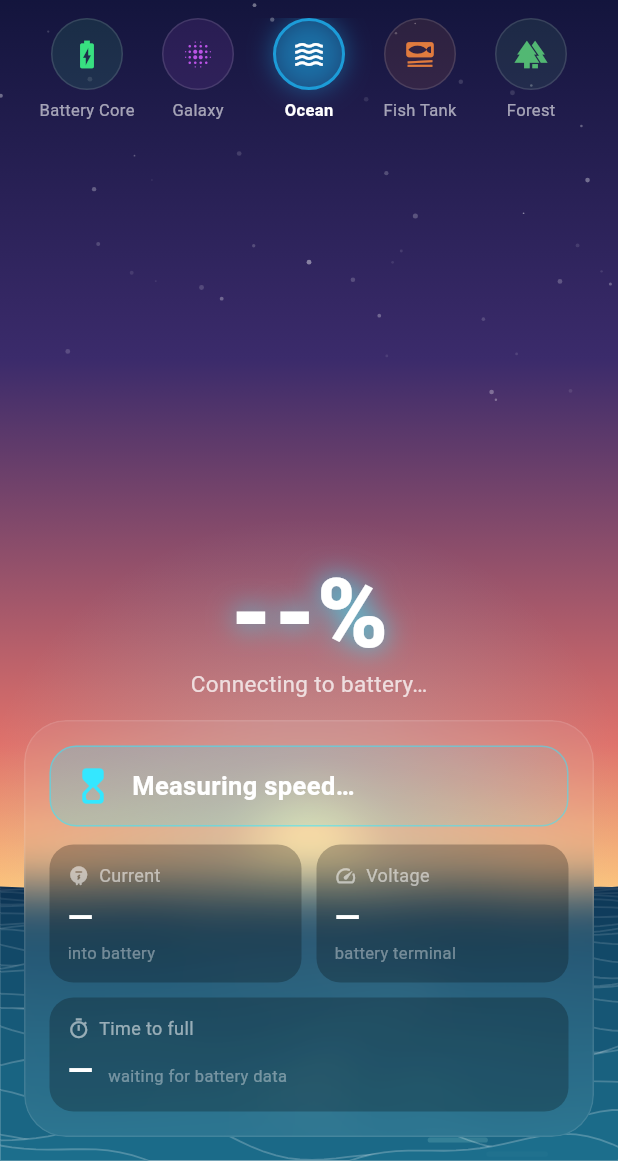
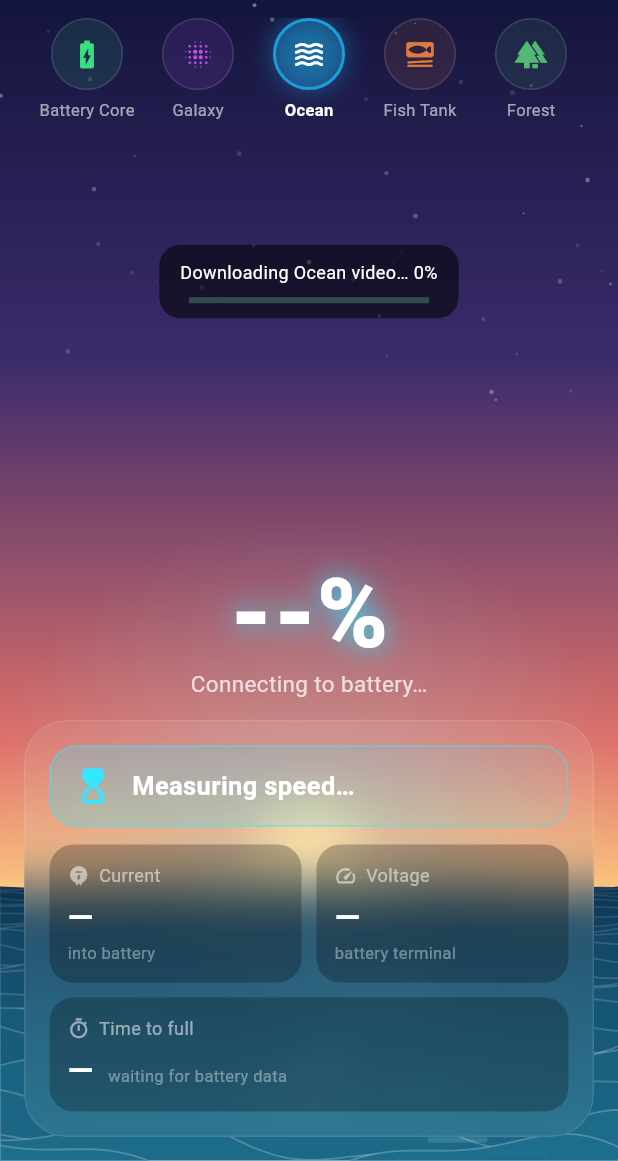
Before and after one commit to kshinann/Wifi-Manager-, a Flutter app: the screen it shows after launch, after a tap on "LIVE", after a tap on "DEMO", after a tap on "Ocean", on a phone screen of 412 x 824 dp, the part 75-1236 px from its top. Run offline on Flutter 3.47's test engine with Material 3 defaults, Android fonts, the phone set to English and light mode, and no system bars; our stand-ins replace shared_preferences, video_player.

Commit message:
Play real stock video for the 10 scene themes
Ocean, Fish Tank, Forest, Aurora, Lava Lamp, Snow Globe, Planet, Neon
City, Rainy Window and Volcano now play real footage from Pexels,
downloaded on first use and cached for offline playback. Playback speed
follows charging power, and an overlay draws a glow rising to the battery
level plus energy motes while charging. The drawn scene shows while the
clip downloads or if it can't.

Clips are found by search query and can be pinned by Pexels ID or replaced
with a self-hosted URL in lib/video/scene_videos.dart. The API key is
passed with --dart-define=PEXELS_API_KEY.

Co-Authored-By: Claude Opus 5.5 <noreply@anthropic.com>
Claude-Session: https://claude.ai/code/session_01Pyv6HyjFwA6EqukwYjknBK

```diff
--- a/lib/ui/charging_screen.dart
+++ b/lib/ui/charging_screen.dart
@@ -13,6 +13,8 @@ import '../models/battery_reading.dart';
 import '../services/auto_launch_service.dart';
 import '../services/battery_service.dart';
 import '../services/charge_analyzer.dart';
+import '../video/video_cache.dart';
+import '../video/video_scene.dart';
 import 'auto_launch_sheet.dart';
 import 'formatting.dart';
 import 'setup_wizard.dart';
@@ -32,6 +34,8 @@ class _ChargingScreenState extends State<ChargingScreen>
 
   final _analyzer = ChargeAnalyzer();
   final _autoLaunch = AutoLaunchService();
+  final _videoCache = VideoCache();
+  final _credit = ValueNotifier<SceneCredit?>(null);
   final _frame = ValueNotifier(ArtFrame.initial);
   late final Ticker _ticker;
   StreamSubscription<BatteryReading>? _sub;
@@ -63,6 +67,7 @@ class _ChargingScreenState extends State<ChargingScreen>
     _ticker.dispose();
     _sub?.cancel();
     _frame.dispose();
+    _credit.dispose();
     super.dispose();
   }
 
@@ -173,10 +178,12 @@ class _ChargingScreenState extends State<ChargingScreen>
               child: RepaintBoundary(
                 child: AnimatedSwitcher(
                   duration: const Duration(milliseconds: 450),
-                  child: CustomPaint(
+                  child: ArtBackground(
                     key: ValueKey(_style),
-                    painter: _style.painter(_frame),
-                    size: Size.infinite,
+                    style: _style,
+                    frame: _frame,
+                    cache: _videoCache,
+                    credit: _credit,
                   ),
                 ),
               ),
@@ -197,6 +204,22 @@ class _ChargingScreenState extends State<ChargingScreen>
                   ),
                   const SizedBox(height: 6),
                   _StylePicker(selected: _style, onSelected: _setStyle),
+                  // Pexels asks for the videographer to be credited.
+                  ValueListenableBuilder<SceneCredit?>(
+                    valueListenable: _credit,
+                    builder: (context, credit, _) => credit == null || credit.style != _style
+                        ? const SizedBox.shrink()
+                        : Padding(
+                            padding: const EdgeInsets.only(top: 2),
+                            child: Text(
+                              credit.text,
+                              style: TextStyle(
+                                color: Colors.white.withValues(alpha: 0.55),
+                                fontSize: 10,
+                              ),
+                            ),
+                          ),
+                  ),
                   const Spacer(),
                   IgnorePointer(child: _LevelReadout(snapshot: s, color: cls.color)),
                   const SizedBox(height: 14),
--- /dev/null
+++ b/lib/video/scene_videos.dart
@@ -0,0 +1,33 @@
+import '../art/art_style.dart';
+
+/// Where a scene's video comes from. Resolution order: [url], then the
+/// Pexels clip [pexelsId], then the top portrait result for [query].
+///
+/// After reviewing the clips the app picked, pin each one with [pexelsId]
+/// (shown in the credit line) so every user sees the same video. For a large
+/// release, host the files yourself and set [url] instead, which also takes
+/// the Pexels API out of the picture.
+class SceneVideo {
+  const SceneVideo({required this.query, this.pexelsId, this.url});
+
+  final String query;
+  final int? pexelsId;
+  final String? url;
+}
+
+const sceneVideos = <ArtStyle, SceneVideo>{
+  ArtStyle.ocean: SceneVideo(query: 'ocean waves sunset'),
+  ArtStyle.fishTank: SceneVideo(query: 'aquarium fish'),
+  ArtStyle.forest: SceneVideo(query: 'forest sunlight trees'),
+  ArtStyle.aurora: SceneVideo(query: 'aurora borealis'),
+  ArtStyle.lavaLamp: SceneVideo(query: 'lava lamp'),
+  ArtStyle.snowGlobe: SceneVideo(query: 'snow falling night'),
+  ArtStyle.planet: SceneVideo(query: 'planet earth from space'),
+  ArtStyle.neonCity: SceneVideo(query: 'neon city night'),
+  ArtStyle.rainyWindow: SceneVideo(query: 'rain on window'),
+  ArtStyle.volcano: SceneVideo(query: 'volcano lava eruption'),
+};
+
+/// Free key from https://www.pexels.com/api/, passed at build time:
+/// `flutter run --dart-define=PEXELS_API_KEY=your_key`.
+const pexelsApiKey = String.fromEnvironment('PEXELS_API_KEY');
--- /dev/null
+++ b/lib/video/video_cache.dart
@@ -0,0 +1,171 @@
+import 'dart:convert';
+import 'dart:io';
+
+import 'package:http/http.dart' as http;
+import 'package:path_provider/path_provider.dart';
+
+import '../art/art_style.dart';
+import 'scene_videos.dart';
+
+/// A downloaded scene video plus the attribution Pexels asks for.
+class CachedVideo {
+  const CachedVideo({required this.file, this.credit, this.pexelsId});
+
+  final File file;
+
+  /// e.g. "Video by Jane Doe on Pexels".
+  final String? credit;
+  final int? pexelsId;
+}
+
+class VideoUnavailable implements Exception {
+  const VideoUnavailable(this.reason);
+
+  final String reason;
+
+  @override
+  String toString() => reason;
+}
+
+/// Downloads each scene's video once and keeps it in app storage so it plays
+/// offline afterwards.
+class VideoCache {
+  VideoCache({http.Client? client}) : _client = client ?? http.Client();
+
+  final http.Client _client;
+  final Map<ArtStyle, Future<CachedVideo>> _inFlight = {};
+
+  static Future<Directory> _dir() async {
+    final base = await getApplicationSupportDirectory();
+    final dir = Directory('${base.path}/scene_videos');
+    if (!dir.existsSync()) dir.createSync(recursive: true);
+    return dir;
+  }
+
+  /// The cached video, or null if it hasn't been downloaded yet.
+  Future<CachedVideo?> cached(ArtStyle style) async {
+    final dir = await _dir();
+    final file = File('${dir.path}/${style.name}.mp4');
+    if (!file.existsSync()) return null;
+    String? credit;
+    int? id;
+    final meta = File('${dir.path}/${style.name}.json');
+    if (meta.existsSync()) {
+      try {
+        final m = jsonDecode(meta.readAsStringSync()) as Map<String, dynamic>;
+        credit = m['credit'] as String?;
+        id = m['pexelsId'] as int?;
+      } catch (_) {}
+    }
+    return CachedVideo(file: file, credit: credit, pexelsId: id);
+  }
+
+  /// Downloads the scene's video, reporting progress from 0 to 1. Concurrent
+  /// calls for the same scene share one download.
+  Future<CachedVideo> download(ArtStyle style, {void Function(double)? onProgress}) =>
+      _inFlight[style] ??= _download(style, onProgress).whenComplete(() => _inFlight.remove(style));
+
+  Future<CachedVideo> _download(ArtStyle style, void Function(double)? onProgress) async {
+    final config = sceneVideos[style];
+    if (config == null) throw const VideoUnavailable('No video for this theme');
+
+    final source = await _resolve(config);
+    final dir = await _dir();
+    final part = File('${dir.path}/${style.name}.mp4.part');
+    final target = File('${dir.path}/${style.name}.mp4');
+
+    final response = await _client.send(http.Request('GET', Uri.parse(source.link)));
+    if (response.statusCode != 200) {
+      throw VideoUnavailable('Download failed (${response.statusCode})');
+    }
+    final total = response.contentLength ?? 0;
+    var received = 0;
+    final sink = part.openWrite();
+    try {
+      await for (final chunk in response.stream) {
+        sink.add(chunk);
+        received += chunk.length;
+        if (total > 0) onProgress?.call(received / total);
+      }
+    } finally {
+      await sink.close();
+    }
+    // Rename only once complete, so a half-downloaded file is never played.
+    await part.rename(target.path);
+
+    await File('${dir.path}/${style.name}.json').writeAsString(jsonEncode({
+      'credit': source.credit,
+      'pexelsId': source.pexelsId,
+    }));
+    return CachedVideo(file: target, credit: source.credit, pexelsId: source.pexelsId);
+  }
+
+  Future<({String link, String? credit, int? pexelsId})> _resolve(SceneVideo config) async {
+    final url = config.url;
+    if (url != null) return (link: url, credit: null, pexelsId: null);
+    if (pexelsApiKey.isEmpty) {
+      throw const VideoUnavailable('Add a Pexels API key to download videos');
+    }
+
+    final Map<String, dynamic> video;
+    if (config.pexelsId != null) {
+      video = await _pexels('https://api.pexels.com/videos/videos/${config.pexelsId}');
+    } else {
+      final uri = Uri.https('api.pexels.com', '/videos/search', {
+        'query': config.query,
+        'orientation': 'portrait',
+        'size': 'medium',
+        'per_page': '5',
+      });
+      final result = await _pexels(uri.toString());
+      final videos = (result['videos'] as List?) ?? const [];
+      if (videos.isEmpty) throw const VideoUnavailable('No video found');
+      video = videos.first as Map<String, dynamic>;
+    }
+
+    final link = pickBestFile((video['video_files'] as List?) ?? const []);
+    if (link == null) throw const VideoUnavailable('No playable file');
+    final user = (video['user'] as Map?)?['name'] as String?;
+    return (
+      link: link,
+      credit: user == null ? 'Video from Pexels' : 'Video by $user on Pexels',
+      pexelsId: video['id'] as int?,
+    );
+  }
+
+  Future<Map<String, dynamic>> _pexels(String url) async {
+    final res = await _client.get(Uri.parse(url), headers: {'Authorization': pexelsApiKey});
+    if (res.statusCode != 200) {
+      throw VideoUnavailable('Pexels error (${res.statusCode})');
+    }
+    return jsonDecode(res.body) as Map<String, dynamic>;
+  }
+
+  /// Deletes every downloaded video (e.g. to re-pick after changing queries).
+  static Future<void> clear() async {
+    final dir = await _dir();
+    if (dir.existsSync()) await dir.delete(recursive: true);
+  }
+}
+
+/// Picks the MP4 closest to 720×1280: sharp on phones without the size of 4K.
+String? pickBestFile(List<dynamic> files) {
+  String? best;
+  var bestScore = double.infinity;
+  for (final f in files.whereType<Map>()) {
+    final link = f['link'] as String?;
+    final type = f['file_type'] as String?;
+    final w = (f['width'] as num?)?.toDouble() ?? 0;
+    final h = (f['height'] as num?)?.toDouble() ?? 0;
+    if (link == null || type != 'video/mp4' || w <= 0 || h <= 0) continue;
+    final longSide = w > h ? w : h;
+    var score = (longSide - 1280).abs();
+    if (longSide > 1920) score += 10000; // avoid 2K/4K downloads
+    if (w > h) score += 2000; // portrait files fill a phone screen without cropping
+    if (score < bestScore) {
+      bestScore = score;
+      best = link;
+    }
+  }
+  return best;
+}
--- /dev/null
+++ b/lib/video/video_scene.dart
@@ -0,0 +1,268 @@
+import 'dart:io';
+import 'dart:math' as math;
+
+import 'package:flutter/material.dart';
+import 'package:video_player/video_player.dart';
+
+import '../art/art_frame.dart';
+import '../art/art_style.dart';
+import 'scene_videos.dart';
+import 'video_cache.dart';
+
+/// Credit line for the scene currently on screen, e.g. "Video by … on Pexels".
+typedef SceneCredit = ({ArtStyle style, String text});
+
+/// The artwork behind the UI. Video themes play their real-footage clip
+/// (downloaded once, then offline) with the charging glow on top; while the
+/// clip downloads, or if it can't, the drawn version of the scene shows.
+class ArtBackground extends StatefulWidget {
+  const ArtBackground({
+    super.key,
+    required this.style,
+    required this.frame,
+    required this.cache,
+    required this.credit,
+  });
+
+  final ArtStyle style;
+  final ValueNotifier<ArtFrame> frame;
+  final VideoCache cache;
+  final ValueNotifier<SceneCredit?> credit;
+
+  @override
+  State<ArtBackground> createState() => _ArtBackgroundState();
+}
+
+class _ArtBackgroundState extends State<ArtBackground> {
+  VideoPlayerController? _controller;
+  double? _progress;
+  String? _error;
+  double _speed = 1;
+  late final AppLifecycleListener _lifecycle;
+
+  bool get _isVideo => sceneVideos.containsKey(widget.style);
+  bool get _ready => _controller?.value.isInitialized ?? false;
+
+  @override
+  void initState() {
+    super.initState();
+    _lifecycle = AppLifecycleListener(
+      onHide: () => _controller?.pause(),
+      onShow: () => _controller?.play(),
+    );
+    widget.frame.addListener(_syncSpeed);
+    if (_isVideo) _load();
+  }
+
+  @override
+  void dispose() {
+    widget.frame.removeListener(_syncSpeed);
+    _lifecycle.dispose();
+    _controller?.dispose();
+    super.dispose();
+  }
+
+  Future<void> _load() async {
+    try {
+      var video = await widget.cache.cached(widget.style);
+      if (video == null) {
+        if (mounted) setState(() => _progress = 0);
+        video = await widget.cache.download(
+          widget.style,
+          onProgress: (p) {
+            if (mounted) setState(() => _progress = p);
+          },
+        );
+      }
+      if (!mounted) return;
+      await _play(video);
+    } catch (e) {
+      if (mounted) setState(() => _error = e.toString());
+    }
+  }
+
+  Future<void> _play(CachedVideo video) async {
+    final c = VideoPlayerController.file(
+      video.file,
+      videoPlayerOptions: VideoPlayerOptions(mixWithOthers: true),
+    );
+    try {
+      await c.initialize();
+    } catch (_) {
+      // Corrupt or unsupported file: delete it so the next visit re-downloads.
+      await c.dispose();
+      try {
+        await File(video.file.path).delete();
+      } catch (_) {}
+      throw const VideoUnavailable('Video could not be played');
+    }
+    if (!mounted) {
+      await c.dispose();
+      return;
+    }
+    await c.setLooping(true);
+    await c.setVolume(0);
+    await c.play();
+    setState(() {
+      _controller = c;
+      _progress = null;
+    });
+    _syncSpeed();
+    final credit = video.credit;
+    widget.credit.value =
+        credit == null ? null : (style: widget.style, text: '$credit · #${video.pexelsId ?? '-'}');
+  }
+
+  /// Playback speed follows charging power: 0.6x when idle up to 1.5x at
+  /// super-fast charging. Rounded so the player isn't updated every frame.
+  void _syncSpeed() {
+    final c = _controller;
+    if (c == null || !_ready) return;
+    final target = ((0.6 + widget.frame.value.intensity * 0.9) * 10).round() / 10;
+    if (target == _speed) return;
+    _speed = target;
+    c.setPlaybackSpeed(target);
+  }
+
+  @override
+  Widget build(BuildContext context) {
+    final c = _controller;
+    return Stack(
+      fit: StackFit.expand,
+      children: [
+        if (_ready && c != null) ...[
+          FittedBox(
+            fit: BoxFit.cover,
+            clipBehavior: Clip.hardEdge,
+            child: SizedBox(
+              width: c.value.size.width,
+              height: c.value.size.height,
+              child: VideoPlayer(c),
+            ),
+          ),
+          CustomPaint(painter: VideoOverlayPainter(widget.frame)),
+        ] else
+          CustomPaint(painter: widget.style.painter(widget.frame)),
+        if (_isVideo && !_ready && (_progress != null || _error != null))
+          Align(
+            alignment: const Alignment(0, -0.45),
+            child: _StatusChip(
+              text: _error != null
+                  ? '$_error — showing drawn scene'
+                  : 'Downloading ${widget.style.label} video… ${((_progress ?? 0) * 100).round()}%',
+              progress: _error == null ? _progress : null,
+            ),
+          ),
+      ],
+    );
+  }
+}
+
+class _StatusChip extends StatelessWidget {
+  const _StatusChip({required this.text, this.progress});
+
+  final String text;
+  final double? progress;
+
+  @override
+  Widget build(BuildContext context) {
+    return Container(
+      margin: const EdgeInsets.symmetric(horizontal: 24),
+      padding: const EdgeInsets.symmetric(horizontal: 14, vertical: 10),
+      decoration: BoxDecoration(
+        color: Colors.black.withValues(alpha: 0.55),
+        borderRadius: BorderRadius.circular(14),
+      ),
+      child: Column(
+        mainAxisSize: MainAxisSize.min,
+        children: [
+          Text(
+            text,
+            textAlign: TextAlign.center,
+            style: const TextStyle(color: Colors.white, fontSize: 12),
+          ),
+          if (progress != null) ...[
+            const SizedBox(height: 8),
+            SizedBox(width: 160, child: LinearProgressIndicator(value: progress)),
+          ],
+        ],
+      ),
+    );
+  }
+}
+
+/// Drawn on top of real footage: a soft glow rising from the bottom to the
+/// battery level, a shimmering edge at that height, energy motes while
+/// charging, and vignettes so the text stays readable.
+class VideoOverlayPainter extends CustomPainter {
+  VideoOverlayPainter(this.frame) : super(repaint: frame);
+
+  final ValueNotifier<ArtFrame> frame;
+
+  @override
+  void paint(Canvas canvas, Size size) {
+    final f = frame.value;
+    final w = size.width, h = size.height;
+
+    // Top and bottom vignettes.
+    paintVertical(canvas, Rect.fromLTWH(0, 0, w, h * 0.25), [
+      Colors.black.withValues(alpha: 0.55),
+      Colors.black.withValues(alpha: 0),
+    ]);
+    paintVertical(canvas, Rect.fromLTWH(0, h * 0.55, w, h * 0.45), [
+      Colors.black.withValues(alpha: 0),
+      Colors.black.withValues(alpha: 0.6),
+    ]);
+
+    // Glow fill up to the battery level.
+    final levelY = h * (1 - f.level.clamp(0.0, 1.0));
+    final strength = 0.18 + 0.22 * f.intensity;
+    paintVertical(canvas, Rect.fromLTRB(0, levelY, w, h), [
+      f.accent.withValues(alpha: strength * 0.35),
+      f.accent.withValues(alpha: strength),
+    ]);
+
+    // Shimmering edge at the level.
+    final edge = Path()..moveTo(0, levelY);
+    for (var x = 0.0; x <= w + 6; x += 6) {
+      edge.lineTo(
+        x,
+        levelY +
+            math.sin(x / w * 2 * math.pi * 2 + f.phase * 2) * 4 +
+            math.sin(x / w * 2 * math.pi * 5 - f.phase * 3) * 2,
+      );
+    }
+    final edgePaint = Paint()
+      ..style = PaintingStyle.stroke
+      ..blendMode = BlendMode.plus;
+    canvas.drawPath(
+      edge,
+      edgePaint
+        ..strokeWidth = 8
+        ..color = f.accent.withValues(alpha: 0.35)
+        ..maskFilter = const MaskFilter.blur(BlurStyle.normal, 6),
+    );
+    canvas.drawPath(
+      edge,
+      edgePaint
+        ..strokeWidth = 1.5
+        ..color = lighten(f.accent, 0.5).withValues(alpha: 0.8)
+        ..maskFilter = null,
+    );
+
+    // Energy motes rising through the fill while charging.
+    if (!f.charging) return;
+    final mote = Paint()..blendMode = BlendMode.plus;
+    final n = (10 + f.intensity * 40).round();
+    for (var i = 0; i < n; i++) {
+      final p = frac(hash(i, 200) + f.phase * (0.1 + hash(i, 201) * 0.15));
+      final y = h - p * (h - levelY + 40);
+      final x = w * hash(i, 202) + math.sin(p * 8 + i) * 10;
+      mote.color = lighten(f.accent, 0.5).withValues(alpha: math.sin(p * math.pi) * 0.8);
+      canvas.drawCircle(Offset(x, y), 1.2 + hash(i, 203) * 1.8, mote);
+    }
+  }
+
+  @override
+  bool shouldRepaint(VideoOverlayPainter oldDelegate) => oldDelegate.frame != frame;
+}
--- a/pubspec.yaml
+++ b/pubspec.yaml
@@ -10,6 +10,9 @@ dependencies:
   flutter:
     sdk: flutter
   shared_preferences: ^2.3.0
+  video_player: ^2.9.0
+  path_provider: ^2.1.0
+  http: ^1.2.0
 
 dev_dependencies:
   flutter_test:
```
Also changed, not shown: 3 other files.
